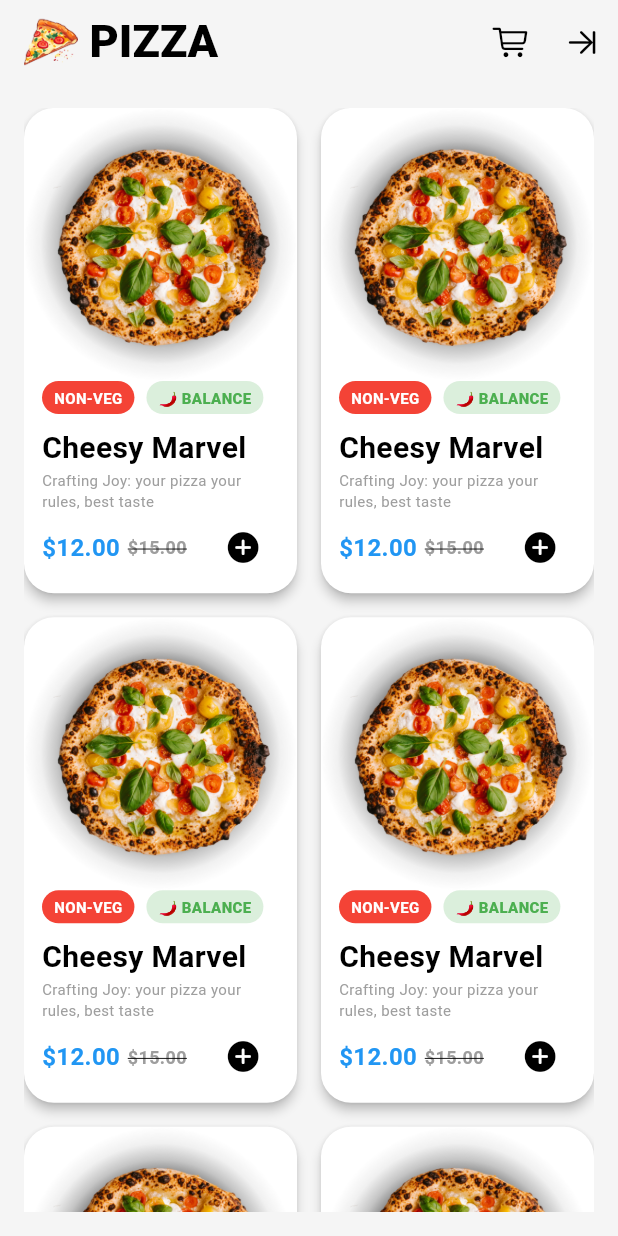
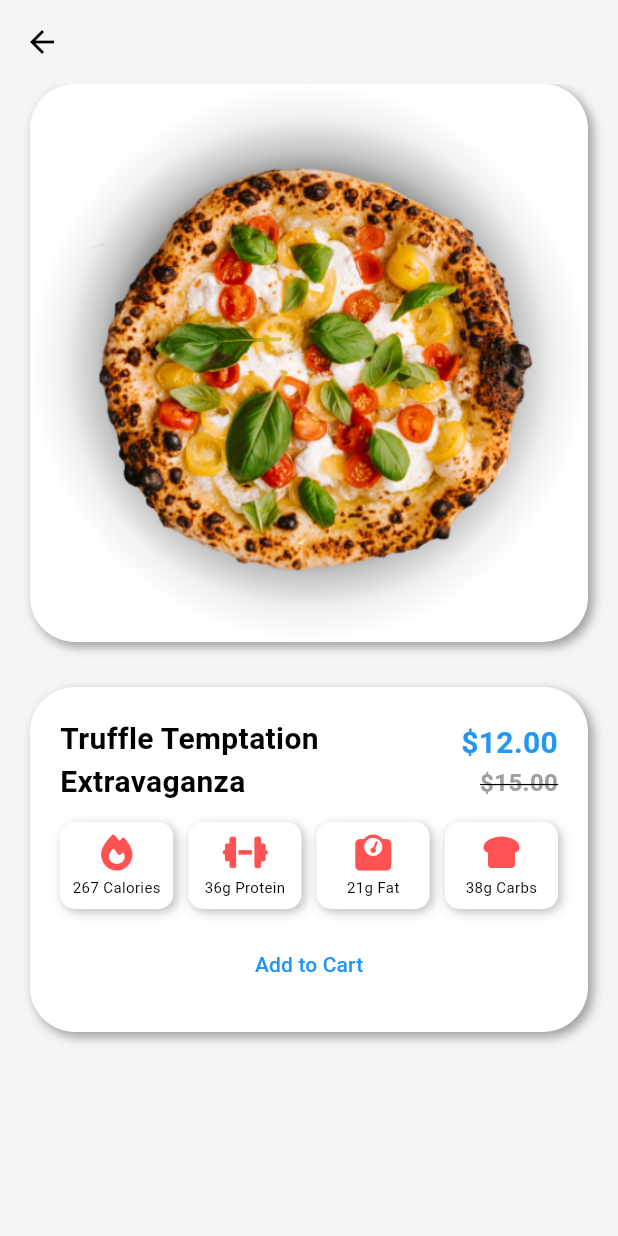
Before and after one commit to Rod97139/flutter_pizza_app, a Flutter app: the screen it shows once a user with an empty profile is signed in, after a tap on "NON-VEG", on a phone screen of 412 x 824 dp. Run offline on Flutter 3.47's test engine with Material 3 defaults, Android fonts, the phone set to English and light mode, and no system bars; our stand-ins replace bloc, cloud_firestore, equatable, firebase_auth, firebase_core, flutter_bloc and 2 more; accounts and stored records are empty.

Commit message:
ui details screen

```diff
--- /dev/null
+++ b/lib/components/macro.dart
@@ -0,0 +1,52 @@
+import 'package:flutter/material.dart';
+import 'package:font_awesome_flutter/font_awesome_flutter.dart';
+
+class MyMacroWidget extends StatelessWidget {
+  final String title;
+  final int value;
+  final IconData icon;
+
+  const MyMacroWidget({
+    required this.title,
+    required this.value,
+    required this.icon,
+    super.key
+  });
+
+  @override
+  Widget build(BuildContext context) {
+    return Expanded(
+      child: Container(
+        decoration: BoxDecoration(
+          color: Colors.white,
+          borderRadius: BorderRadius.circular(10),
+          boxShadow: [
+            BoxShadow(
+              color: Colors.grey.shade400,
+              blurRadius: 5,
+              offset: const Offset(2, 2),
+            ),
+          ],
+        ),
+        child: Padding(
+          padding: const EdgeInsets.all(8.0),
+          child: Column(
+            children: [
+              FaIcon(
+                icon,
+                color: Colors.redAccent,
+              ),
+              const SizedBox(height: 4),
+              Text(
+                title == "Calories" ? "$value $title" : "${value}g $title",
+                style: const TextStyle(
+                  fontSize: 10,
+                ),
+              )
+            ],
+          ),
+        ),
+      ),
+    );
+  }
+}
--- /dev/null
+++ b/lib/screens/home/views/details_screen.dart
@@ -0,0 +1,150 @@
+import 'package:flutter/material.dart';
+import 'package:flutter_pizza_app/components/macro.dart';
+import 'package:font_awesome_flutter/font_awesome_flutter.dart';
+
+class DetailsScreen extends StatelessWidget {
+  const DetailsScreen({super.key});
+
+  @override
+  Widget build(BuildContext context) {
+    return Scaffold(
+      backgroundColor: Theme.of(context).colorScheme.background,
+      appBar: AppBar(
+        backgroundColor: Theme.of(context).colorScheme.background,
+        // title: Text(product.title),
+      ),
+      body: Padding(
+        padding: const EdgeInsets.symmetric(horizontal: 20),
+        child: Column(
+          children: [
+            Container(
+              width: MediaQuery.of(context).size.width,
+              height: MediaQuery.of(context).size.width - (40),
+              decoration: BoxDecoration(
+                color: Colors.white,
+                borderRadius: BorderRadius.circular(30),
+                boxShadow: const [
+                  BoxShadow(
+                    color: Colors.grey,
+                    blurRadius: 5,
+                    offset: Offset(3, 3),
+                  ),
+                ],
+                image: const DecorationImage(
+                  image: AssetImage(
+                    'assets/1.png'
+                  ),
+                ),
+              ),
+            ),
+            const SizedBox(height: 30),
+            Container(
+              // width: MediaQuery.of(context).size.width,
+              // height: MediaQuery.of(context).size.width - (40),
+              decoration: BoxDecoration(
+                color: Colors.white,
+                borderRadius: BorderRadius.circular(30),
+                boxShadow: const [
+                  BoxShadow(
+                    color: Colors.grey,
+                    blurRadius: 5,
+                    offset: Offset(3, 3),
+                  ),
+                ],
+              ),
+              child: Padding(
+                padding: const EdgeInsets.all(20.0),
+                child: Column(
+                  children: [
+                    Row(
+                      mainAxisAlignment: MainAxisAlignment.spaceBetween,
+                      children: [
+                        const Expanded(
+                          flex: 2,
+                          child: Text(
+                            "Truffle Temptation Extravaganza",
+                            style: TextStyle(
+                              fontSize: 20,
+                              fontWeight: FontWeight.bold,
+                            ),
+                          ),
+                        ),
+                        Expanded(
+                          flex: 1,
+                          child: Align(
+                            alignment: Alignment.centerRight,
+                            child: Column(
+                              crossAxisAlignment: CrossAxisAlignment.end,
+                              children: [
+                                Text(
+                                  "\$12.00",
+                                  style: TextStyle(
+                                    fontSize: 20,
+                                    fontWeight: FontWeight.bold,
+                                    color: Theme.of(context).colorScheme.primary,
+                                  ),
+                                ),
+                                const Text(
+                                  "\$15.00",
+                                  style: TextStyle(
+                                    fontSize: 16,
+                                    fontWeight: FontWeight.bold,
+                                    color: Colors.grey,
+                                    decoration: TextDecoration.lineThrough
+                                  ),
+                                ),
+                              ],
+                            ),
+                          ),
+                        ),
+                      ],
+                    ),
+                    const SizedBox(height: 12),
+                    const Row(
+                      children: [
+                        MyMacroWidget(
+                          title: "Calories",
+                          value: 267,
+                          icon: FontAwesomeIcons.fire,
+                        ),
+                        SizedBox(width: 10),
+                        MyMacroWidget(
+                          title: "Protein",
+                          value: 36,
+                          icon: FontAwesomeIcons.dumbbell,
+                        ),
+                        SizedBox(width: 10),
+                        MyMacroWidget(
+                          title: "Fat",
+                          value: 21,
+                          icon: FontAwesomeIcons.weightScale,
+                        ),
+                        SizedBox(width: 10),
+                        MyMacroWidget(
+                          title: "Carbs",
+                          value: 38,
+                          icon: FontAwesomeIcons.breadSlice,
+                        ),
+                      ],
+                    ),
+                    const SizedBox(height: 12),
+                    SizedBox(
+                      width: MediaQuery.of(context).size.width,
+                      height: 50,
+                      child: TextButton(
+                        onPressed: () {},
+                        child: const Text(
+                          "Add to Cart",
+                        ),
+                      ),
+                    )
+                  ],
+                ),
+              ),
+            )
+          ],
+        ),
+      ),
+    );
+  }
+}
--- a/lib/screens/home/views/home_screen.dart
+++ b/lib/screens/home/views/home_screen.dart
@@ -2,6 +2,7 @@ import 'package:flutter/cupertino.dart';
 import 'package:flutter/material.dart';
 import 'package:flutter_bloc/flutter_bloc.dart';
 import 'package:flutter_pizza_app/screens/auth/blocs/sign_in_bloc/sign_in_bloc.dart';
+import 'package:flutter_pizza_app/screens/home/views/details_screen.dart';
 
 class HommeScreen extends StatelessWidget {
   const HommeScreen({super.key});
@@ -61,7 +62,12 @@ class HommeScreen extends StatelessWidget {
               child: InkWell(
                 borderRadius: BorderRadius.circular(20),
                 onTap: () {
-
+                  Navigator.push(
+                    context,
+                    MaterialPageRoute<void>(
+                      builder: (BuildContext context) => const DetailsScreen(),
+                    ),
+                  );
                 },
                 child: Column(
                   crossAxisAlignment: CrossAxisAlignment.start,
--- a/pubspec.yaml
+++ b/pubspec.yaml
@@ -44,6 +44,7 @@ dependencies:
   # The following adds the Cupertino Icons font to your application.
   # Use with the CupertinoIcons class for iOS style icons.
   cupertino_icons: ^1.0.6
+  font_awesome_flutter: ^10.7.0
 
 dev_dependencies:
   flutter_test:
```
Also changed, not shown: pubspec.lock, 1 other file.
